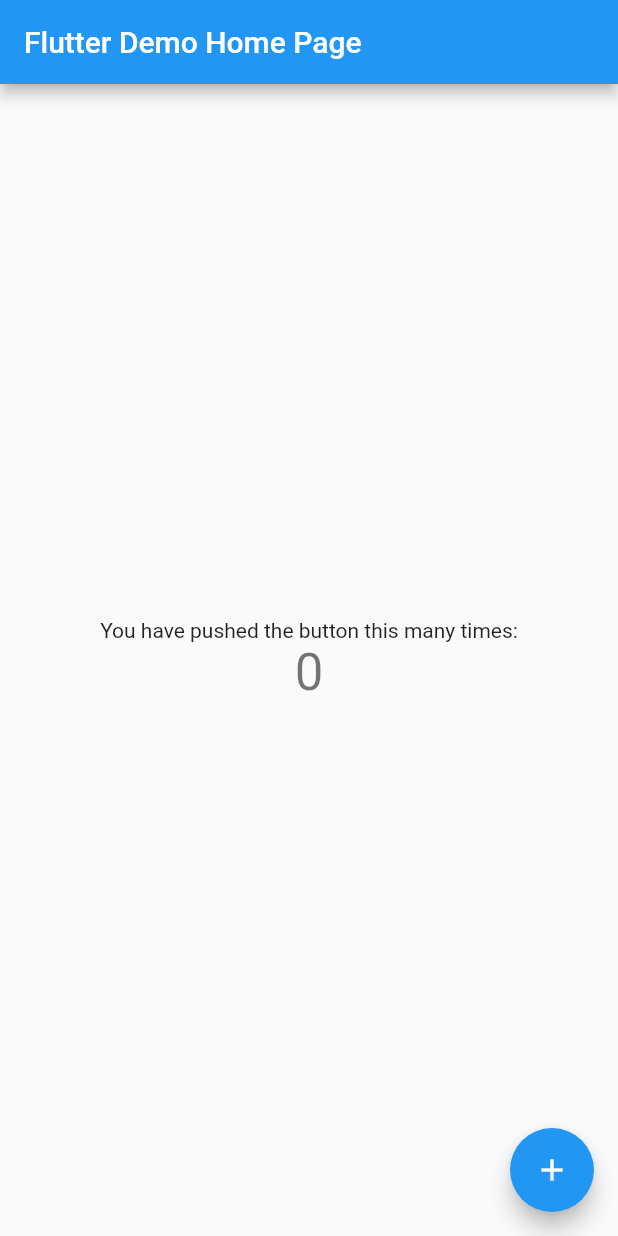
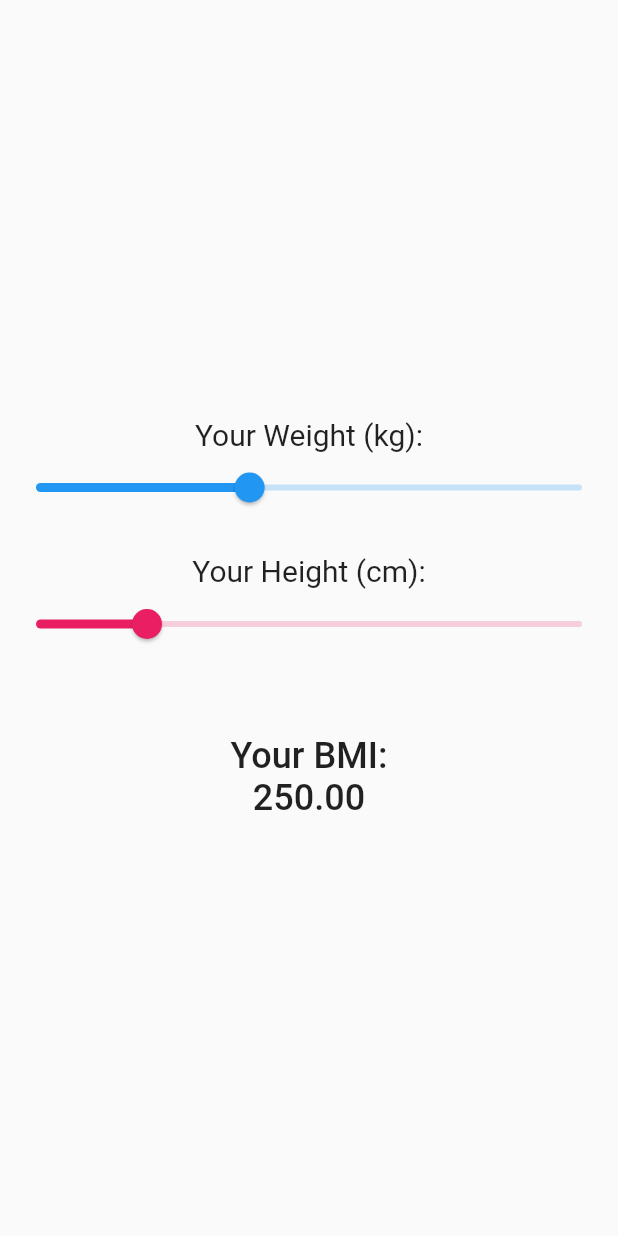
Before and after one commit to algonacci/BMI_App, a Flutter app: the screen it shows after launch, on a phone screen of 412 x 824 dp. Run offline on Flutter 3.47's test engine with Material 2 defaults, Android fonts, the phone set to English and light mode, and no system bars.

Commit message:
Learnt MultiProvider

```diff
--- /dev/null
+++ b/lib/height_provider.dart
@@ -0,0 +1,11 @@
+import 'package:flutter/cupertino.dart';
+
+class HeightProvider with ChangeNotifier {
+  double _height = 40;
+  double get height => _height;
+
+  set height(double newValue) {
+    _height = newValue;
+    notifyListeners();
+  }
+}
--- /dev/null
+++ b/lib/home_page.dart
@@ -0,0 +1,79 @@
+import 'dart:math';
+
+import 'package:bmi_app/height_provider.dart';
+import 'package:bmi_app/weight_provider.dart';
+import 'package:flutter/material.dart';
+import 'package:provider/provider.dart';
+
+class HomePage extends StatelessWidget {
+  const HomePage({Key? key}) : super(key: key);
+
+  @override
+  Widget build(BuildContext context) {
+    return Scaffold(
+      body: Center(
+        child: Column(
+          mainAxisAlignment: MainAxisAlignment.center,
+          children: [
+            const Text(
+              'Your Weight (kg):',
+              style: TextStyle(
+                fontSize: 20,
+              ),
+            ),
+            Consumer<WeightProvider>(
+              builder: (context, weightProvider, _) => Slider(
+                min: 1,
+                max: 100,
+                divisions: 100,
+                label: weightProvider.weight.round().toString(),
+                value: weightProvider.weight,
+                onChanged: (newValue) {
+                  newValue = newValue.roundToDouble();
+                  print('weight: $newValue');
+                  weightProvider.weight = newValue;
+                },
+              ),
+            ),
+            const SizedBox(height: 20),
+            const Text(
+              'Your Height (cm):',
+              style: TextStyle(
+                fontSize: 20,
+              ),
+            ),
+            Consumer<HeightProvider>(
+              builder: (context, heightProvider, _) => Slider(
+                min: 1,
+                max: 200,
+                divisions: 100,
+                activeColor: Colors.pink,
+                inactiveColor: Colors.pink.withOpacity(0.2),
+                label: heightProvider.height.round().toString(),
+                value: heightProvider.height,
+                onChanged: (newValue) {
+                  newValue = newValue.roundToDouble();
+                  print('height: $newValue');
+                  heightProvider.height = newValue;
+                },
+              ),
+            ),
+            const SizedBox(height: 50),
+            Consumer<WeightProvider>(
+              builder: (context, weightProvider, _) => Consumer<HeightProvider>(
+                builder: (context, heightProvider, _) => Text(
+                  'Your BMI:\n${(weightProvider.weight / (pow(heightProvider.height / 100, 2))).toStringAsFixed(2)}',
+                  style: const TextStyle(
+                    fontSize: 24,
+                    fontWeight: FontWeight.w500,
+                  ),
+                  textAlign: TextAlign.center,
+                ),
+              ),
+            ),
+          ],
+        ),
+      ),
+    );
+  }
+}
--- a/lib/main.dart
+++ b/lib/main.dart
@@ -1,4 +1,8 @@
+import 'package:bmi_app/height_provider.dart';
+import 'package:bmi_app/home_page.dart';
+import 'package:bmi_app/weight_provider.dart';
 import 'package:flutter/material.dart';
+import 'package:provider/provider.dart';
 
 void main() {
   runApp(const MyApp());
@@ -7,109 +11,21 @@ void main() {
 class MyApp extends StatelessWidget {
   const MyApp({Key? key}) : super(key: key);
 
-  // This widget is the root of your application.
   @override
   Widget build(BuildContext context) {
-    return MaterialApp(
-      title: 'Flutter Demo',
-      theme: ThemeData(
-        // This is the theme of your application.
-        //
-        // Try running your application with "flutter run". You'll see the
-        // application has a blue toolbar. Then, without quitting the app, try
-        // changing the primarySwatch below to Colors.green and then invoke
-        // "hot reload" (press "r" in the console where you ran "flutter run",
-        // or simply save your changes to "hot reload" in a Flutter IDE).
-        // Notice that the counter didn't reset back to zero; the application
-        // is not restarted.
-        primarySwatch: Colors.blue,
+    return MultiProvider(
+      providers: [
+        ChangeNotifierProvider<WeightProvider>(
+          create: (context) => WeightProvider(),
+        ),
+        ChangeNotifierProvider<HeightProvider>(
+          create: (context) => HeightProvider(),
+        ),
+      ],
+      child: const MaterialApp(
+        debugShowCheckedModeBanner: false,
+        home: HomePage(),
       ),
-      home: const MyHomePage(title: 'Flutter Demo Home Page'),
     );
   }
 }
-
-class MyHomePage extends StatefulWidget {
-  const MyHomePage({Key? key, required this.title}) : super(key: key);
-
-  // This widget is the home page of your application. It is stateful, meaning
-  // that it has a State object (defined below) that contains fields that affect
-  // how it looks.
-
-  // This class is the configuration for the state. It holds the values (in this
-  // case the title) provided by the parent (in this case the App widget) and
-  // used by the build method of the State. Fields in a Widget subclass are
-  // always marked "final".
-
-  final String title;
-
-  @override
-  State<MyHomePage> createState() => _MyHomePageState();
-}
-
-class _MyHomePageState extends State<MyHomePage> {
-  int _counter = 0;
-
-  void _incrementCounter() {
-    setState(() {
-      // This call to setState tells the Flutter framework that something has
-      // changed in this State, which causes it to rerun the build method below
-      // so that the display can reflect the updated values. If we changed
-      // _counter without calling setState(), then the build method would not be
-      // called again, and so nothing would appear to happen.
-      _counter++;
-    });
-  }
-
-  @override
-  Widget build(BuildContext context) {
-    // This method is rerun every time setState is called, for instance as done
-    // by the _incrementCounter method above.
-    //
-    // The Flutter framework has been optimized to make rerunning build methods
-    // fast, so that you can just rebuild anything that needs updating rather
-    // than having to individually change instances of widgets.
-    return Scaffold(
-      appBar: AppBar(
-        // Here we take the value from the MyHomePage object that was created by
-        // the App.build method, and use it to set our appbar title.
-        title: Text(widget.title),
-      ),
-      body: Center(
-        // Center is a layout widget. It takes a single child and positions it
-        // in the middle of the parent.
-        child: Column(
-          // Column is also a layout widget. It takes a list of children and
-          // arranges them vertically. By default, it sizes itself to fit its
-          // children horizontally, and tries to be as tall as its parent.
-          //
-          // Invoke "debug painting" (press "p" in the console, choose the
-          // "Toggle Debug Paint" action from the Flutter Inspector in Android
-          // Studio, or the "Toggle Debug Paint" command in Visual Studio Code)
-          // to see the wireframe for each widget.
-          //
-          // Column has various properties to control how it sizes itself and
-          // how it positions its children. Here we use mainAxisAlignment to
-          // center the children vertically; the main axis here is the vertical
-          // axis because Columns are vertical (the cross axis would be
-          // horizontal).
-          mainAxisAlignment: MainAxisAlignment.center,
-          children: <Widget>[
-            const Text(
-              'You have pushed the button this many times:',
-            ),
-            Text(
-              '$_counter',
-              style: Theme.of(context).textTheme.headline4,
-            ),
-          ],
-        ),
-      ),
-      floatingActionButton: FloatingActionButton(
-        onPressed: _incrementCounter,
-        tooltip: 'Increment',
-        child: const Icon(Icons.add),
-      ), // This trailing comma makes auto-formatting nicer for build methods.
-    );
-  }
-}
--- /dev/null
+++ b/lib/weight_provider.dart
@@ -0,0 +1,11 @@
+import 'package:flutter/cupertino.dart';
+
+class WeightProvider with ChangeNotifier {
+  double _weight = 40;
+  double get weight => _weight;
+
+  set weight(double newValue) {
+    _weight = newValue;
+    notifyListeners();
+  }
+}
--- a/pubspec.yaml
+++ b/pubspec.yaml
@@ -34,6 +34,7 @@ dependencies:
   # The following adds the Cupertino Icons font to your application.
   # Use with the CupertinoIcons class for iOS style icons.
   cupertino_icons: ^1.0.2
+  provider: ^5.0.0
 
 dev_dependencies:
   flutter_test:
```
Also changed, not shown: pubspec.lock.
